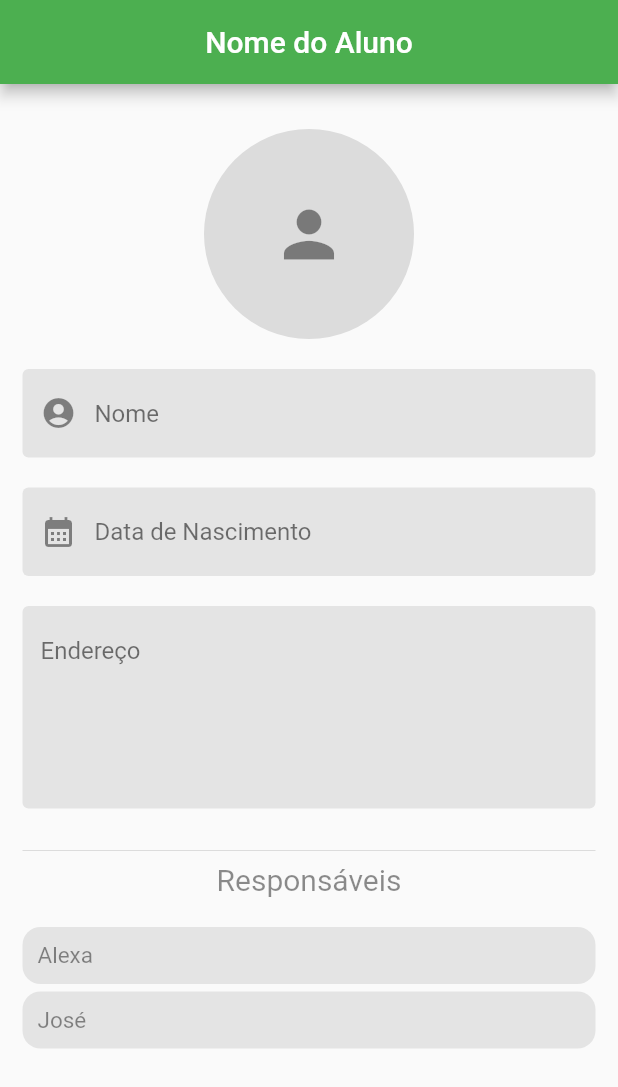
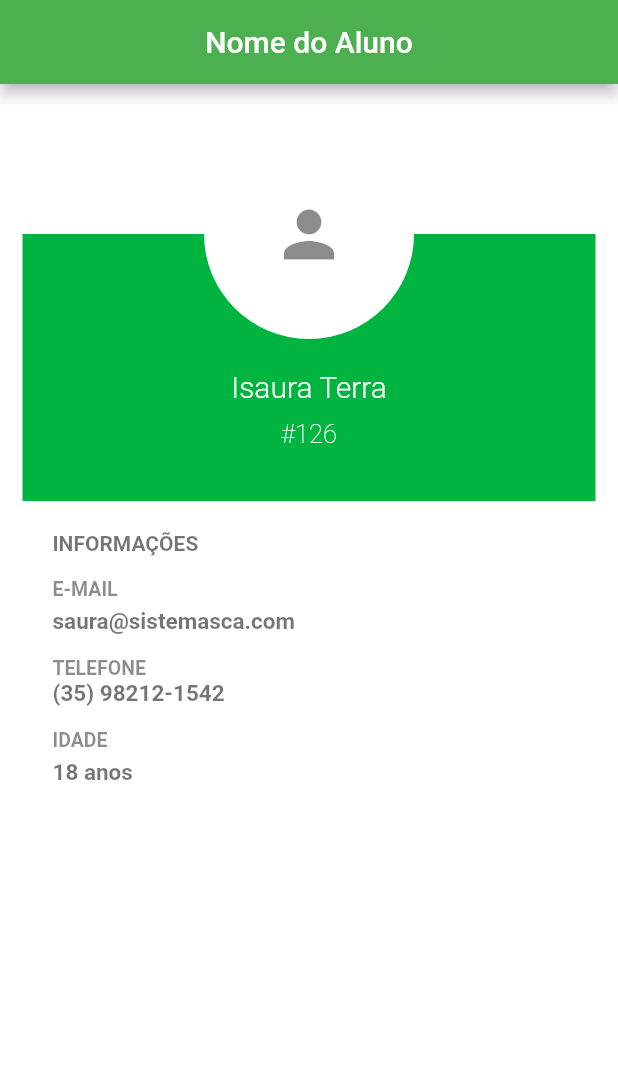
Before and after one commit to Danielmtdc16/infoEduApp, a Flutter app: the screen it shows after launch, on a phone screen of 412 x 824 dp. Shown: the top 1087 px of the screen. Run offline on Flutter 3.47's test engine with Material 2 defaults, Android fonts, the phone set to English and light mode, and no system bars; missing offline and left inert: dart:ffi.

Commit message:
Alterando layout da Profile Screen.

```diff
--- a/lib/constants.dart
+++ b/lib/constants.dart
@@ -4,4 +4,32 @@ import 'package:flutter/material.dart';
 
 const Color kCinzaMuitoClaro = Color(0xFFE4E4E4);
 
+const TextStyle knameText = TextStyle(
+  color: Colors.white,
+  fontSize: 20,
+  fontWeight: FontWeight.w300,
+);
+
+const TextStyle kcodeText = TextStyle(
+  color: Colors.white,
+  fontSize: 17,
+  fontWeight: FontWeight.w100,
+);
+
+const TextStyle klabelText = TextStyle(
+  color: Colors.black45,
+  fontSize: 13,
+  fontWeight: FontWeight.w600,
+);
+
+const TextStyle kinfoText = TextStyle(
+  color: Colors.black54,
+  fontSize: 15,
+  fontWeight: FontWeight.w600,
+);
+
+const SizedBox kSpaceBetweenLabels = SizedBox(height: 15.0,);
+
+const SizedBox kSpaceBetweenInfoText = SizedBox(height: 5.0,);
+
 const SizedBox kSpacing = SizedBox(height: 20.0,);
--- a/lib/pages/profile_screen.dart
+++ b/lib/pages/profile_screen.dart
@@ -22,70 +22,95 @@ class _ProfileScreenState extends State<ProfileScreen> {
         title: const Text("Nome do Aluno"),
         centerTitle: true,
       ),
+      backgroundColor: Colors.white.withOpacity(0.89),
       body: Padding(
         padding: const EdgeInsets.only(right: 15.0, left: 15.0, top: 30.0),
         child: SingleChildScrollView(
           physics: const BouncingScrollPhysics(),
           clipBehavior: Clip.none,
           child: Column(
-            crossAxisAlignment: CrossAxisAlignment.stretch,
             children: [
-              const PhotoAttachment(),
-              kSpacing,
-              const CustomTextField(
-                hintTextInput: "Nome",
-                icon: Icon(Icons.account_circle),
-                textInputType: TextInputType.text,
-                textInputAction: TextInputAction.next,
-              ),
-              kSpacing,
-              const CustomTextField(
-                hintTextInput: "Data de Nascimento",
-                icon: Icon(Icons.calendar_month),
-                textInputType: TextInputType.text,
-                textInputAction: TextInputAction.next,
-              ),
-              kSpacing,
-              const CustomTextField(
-                hintTextInput: "Endereço",
-                textInputType: TextInputType.text,
-                textInputAction: TextInputAction.next,
-                maxLines: 5,
-              ),
-              kSpacing,
-              const Divider(),
-              const Text(
-                "Responsáveis",
-                style: TextStyle(color: Colors.black45, fontSize: 20),
-                textAlign: TextAlign.center,
-              ),
-              kSpacing,
-              ListView.builder(
-                shrinkWrap: true,
-                physics: const NeverScrollableScrollPhysics(),
-                itemCount: responsibles.length,
-                itemBuilder: (context, index) {
-                  return Column(
+              Stack(
+                children: [
+                  Container(
+                    color: const Color(0xFF00B53F),
+                    margin: const EdgeInsets.only(top: 70.0),
+                    padding: const EdgeInsets.all(10.0),
+                    width: double.infinity,
+                    child: Column(
+                      children: [
+                        const SizedBox(
+                          height: 80.0,
+                        ),
+                        const Text(
+                          "Isaura Terra",
+                          style: knameText,
+                        ),
+                        const SizedBox(
+                          height: 10.0,
+                        ),
+                        const Text(
+                          "#126",
+                          style: kcodeText,
+                        ),
+                        const SizedBox(
+                          height: 25.0,
+                        ),
+                      ],
+                    ),
+                  ),
+                  const Column(
                     crossAxisAlignment: CrossAxisAlignment.stretch,
                     children: [
-                      Container(
-                        decoration: BoxDecoration(
-                          borderRadius: BorderRadius.circular(12.0),
-                          color: kCinzaMuitoClaro,
-                        ),
-                        padding: const EdgeInsets.all(10.0),
-                        child: Text(
-                          responsibles[index],
-                          style: const TextStyle(
-                            color: Colors.black45,
-                            fontSize: 15.0,
-                          ),
-                        ),
+                      PhotoAttachment(),
+                    ],
+                  ),
+                ],
+              ),
+              Container(
+                color: Colors.white,
+                padding: const EdgeInsets.all(20.0),
+                width: double.infinity,
+                child: const Column(
+                  crossAxisAlignment: CrossAxisAlignment.start,
+                  children: [
+                    Text(
+                      "INFORMAÇÕES",
+                      style: TextStyle(
+                        color: Colors.black54,
+                        fontWeight: FontWeight.w700,
                       ),
-                      const SizedBox(height: 5.0,),
-                    ],
-                  );
-                },
+                    ),
+                    kSpaceBetweenLabels,
+                    Text("E-MAIL", style: klabelText),
+                    kSpaceBetweenInfoText,
+                    Text(
+                      "saura@sistemasca.com",
+                      style: kinfoText,
+                    ),
+                    kSpaceBetweenLabels,
+                    Text(
+                      "TELEFONE",
+                      style: klabelText,
+                    ),
+                    Text(
+                      "(35) 98212-1542",
+                      style: kinfoText,
+                    ),
+                    kSpaceBetweenLabels,
+                    Text(
+                      "IDADE",
+                      style: klabelText,
+                    ),
+                    kSpaceBetweenInfoText,
+                    Text(
+                      "18 anos",
+                      style: kinfoText,
+                    ),
+                    kSpaceBetweenLabels,
+
+                  ],
+                ),
               ),
             ],
           ),
--- a/lib/widgets/photo_attachment.dart
+++ b/lib/widgets/photo_attachment.dart
@@ -7,7 +7,7 @@ class PhotoAttachment extends StatelessWidget {
   @override
   Widget build(BuildContext context) {
     return const CircleAvatar(
-      backgroundColor: Colors.black12,
+      backgroundColor: Colors.white,
       backgroundImage: null,
       maxRadius: 70.0,
       child: Center(
```
